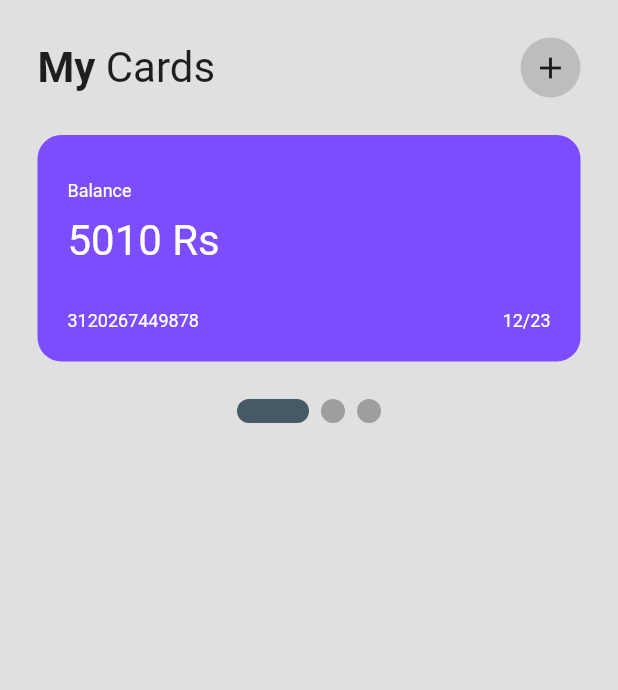
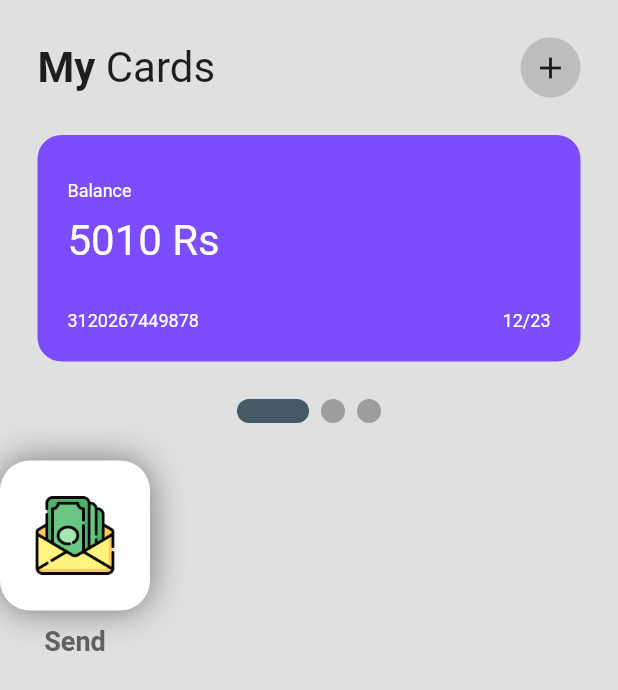
Before and after one commit to expensive-garbage/AhnAne007-wallet_aap_ui_flutter, a Flutter app: the screen it shows after launch, on a phone screen of 412 x 824 dp. Shown: the top 690 px of the screen. Run offline on Flutter 3.47's test engine with Material 2 defaults, Android fonts, the phone set to English and light mode, and no system bars; drawn by our look-alikes of smooth_page_indicator.

Commit message:
UI: Added send button

```diff
--- a/lib/model/model_class_card.dart
+++ b/lib/model/model_class_card.dart
@@ -1,4 +1,4 @@
-import 'package:flutter/material.dart';
+
 
 class CardModelClass {
   int? _expiryMonth;
--- a/lib/pages/home_page.dart
+++ b/lib/pages/home_page.dart
@@ -1,11 +1,11 @@
 import 'package:flutter/material.dart';
 import 'package:smooth_page_indicator/smooth_page_indicator.dart';
 import 'package:wallet_app_ui/model/model_class_card.dart';
-import 'package:wallet_app_ui/utils/card.dart';
+import 'package:wallet_app_ui/pages/user_send_page.dart';
+import 'package:wallet_app_ui/widgets/card.dart';
 
 class HomePage extends StatefulWidget {
   const HomePage({Key? key}) : super(key: key);
-
 
   @override
   State<HomePage> createState() => _HomePageState();
@@ -93,7 +93,55 @@ class _HomePageState extends State<HomePage> {
             ),
 
             //row of options
-
+            SizedBox(
+              height: 25,
+            ),
+            Row(
+              children: [
+                Column(
+                  children: [
+                    InkWell(
+                      onTap: () {
+                        Navigator.push(
+                          context,
+                          MaterialPageRoute(
+                            builder: (context) {
+                              return UsersPage();
+                            },
+                          ),
+                        );
+                      },
+                      child: Container(
+                        height: 100,
+                        padding: EdgeInsets.all(20),
+                        decoration: BoxDecoration(
+                          color: Colors.white,
+                          borderRadius: BorderRadius.circular(20),
+                          boxShadow: [
+                            BoxShadow(
+                                color: Colors.grey.shade600, blurRadius: 20),
+                          ],
+                        ),
+                        child: Center(
+                          child: Image.asset("assets/send_money.png"),
+                        ),
+                      ),
+                    ),
+                    SizedBox(
+                      height: 10,
+                    ),
+                    Text(
+                      "Send",
+                      style: TextStyle(
+                        fontSize: 18,
+                        fontWeight: FontWeight.bold,
+                        color: Colors.grey[700],
+                      ),
+                    )
+                  ],
+                ),
+              ],
+            ),
             //column of options
 
             // navigation bar
--- a/lib/utils/card.dart
+++ b/lib/widgets/card.dart
@@ -1,8 +1,6 @@
 import 'package:flutter/material.dart';
 import 'package:wallet_app_ui/model/model_class_card.dart';
 
-import '../model/model_class_card.dart';
-import '../model/model_class_card.dart';
 
 class CardWidget extends StatelessWidget {
   final CardModelClass cardObject;
```
Also changed, not shown: lib/pages/user_send_page.dart (added, +14 -0 lines), pubspec.yaml (+5 -5 lines), pubspec.lock, 1 other file.
